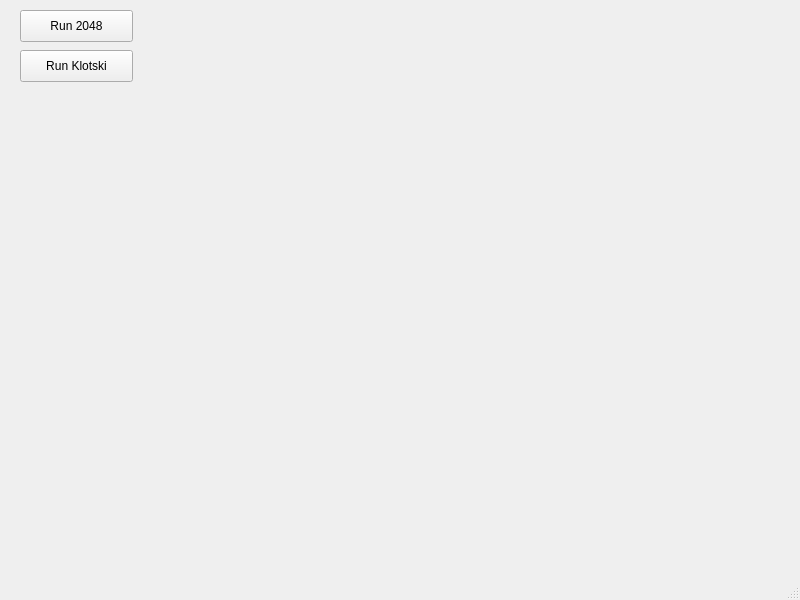
First picture: the form in mainwindow/mainwindow.ui, repository w43322/q2048Klotski, before the edit.
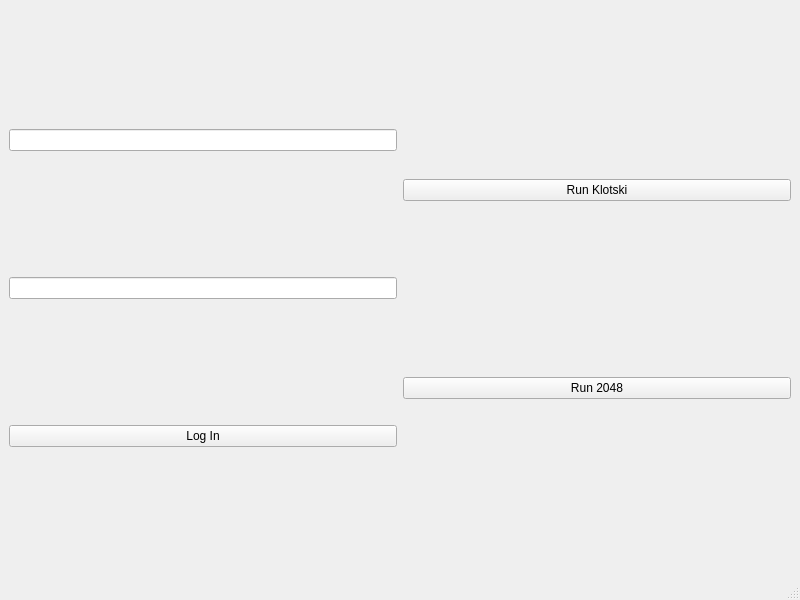
Second picture: the form after the edit.

Commit message: add basic login

Diff of the .ui file:
```diff
--- a/mainwindow/mainwindow.ui
+++ b/mainwindow/mainwindow.ui
@@ -14,32 +14,57 @@
    <string>MainWindow</string>
   </property>
   <widget class="QWidget" name="centralwidget">
-   <widget class="QPushButton" name="pushButtonRun2048">
-    <property name="geometry">
-     <rect>
-      <x>20</x>
-      <y>10</y>
-      <width>113</width>
-      <height>32</height>
-     </rect>
-    </property>
+   <layout class="QHBoxLayout" name="horizontalLayout">
+    <item>
+     <layout class="QVBoxLayout" name="BeforeLoginVerticalLayout">
+      <item>
+       <widget class="QLineEdit" name="userNameEdit">
+        <property name="sizePolicy">
+         <sizepolicy hsizetype="Minimum" vsizetype="Fixed">
+          <horstretch>0</horstretch>
+          <verstretch>0</verstretch>
+         </sizepolicy>
+        </property>
+       </widget>
+      </item>
+      <item>
+       <widget class="QLineEdit" name="passwordEdit">
+        <property name="sizePolicy">
+         <sizepolicy hsizetype="Minimum" vsizetype="Fixed">
+          <horstretch>0</horstretch>
+          <verstretch>0</verstretch>
+         </sizepolicy>
+        </property>
+       </widget>
+      </item>
+      <item>
+       <widget class="QPushButton" name="loginBtn">
     <property name="text">
-     <string>Run 2048</string>
-    </property>
-   </widget>
+         <string>Log In</string>
+        </property>
+       </widget>
+      </item>
+     </layout>
+    </item>
+    <item>
+     <layout class="QVBoxLayout" name="AfterLoginVerticalLayout">
+      <item>
    <widget class="QPushButton" name="pushButtonRunKlotski">
-    <property name="geometry">
-     <rect>
-      <x>20</x>
-      <y>50</y>
-      <width>113</width>
-      <height>32</height>
-     </rect>
-    </property>
     <property name="text">
      <string>Run Klotski</string>
     </property>
    </widget>
+      </item>
+      <item>
+       <widget class="QPushButton" name="pushButtonRun2048">
+        <property name="text">
+         <string>Run 2048</string>
+        </property>
+       </widget>
+      </item>
+     </layout>
+    </item>
+   </layout>
   </widget>
   <widget class="QMenuBar" name="menubar">
    <property name="geometry">
```
Lines whose indentation alone changed are shown as unchanged. The commit also changes 8 other files.
